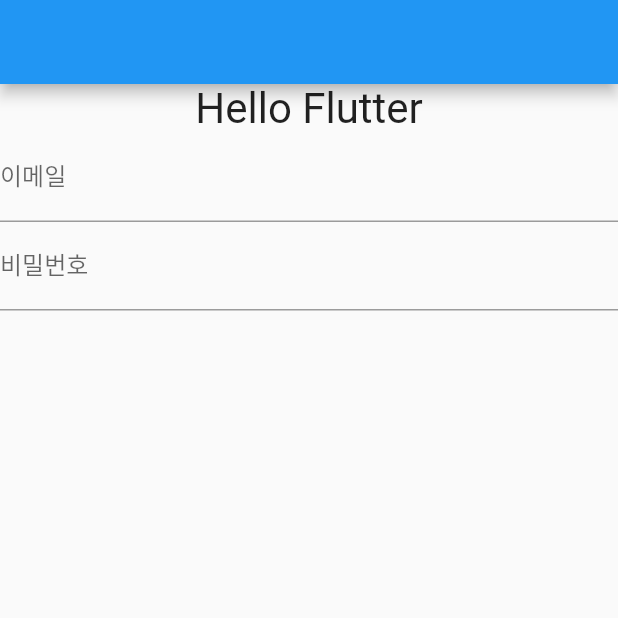
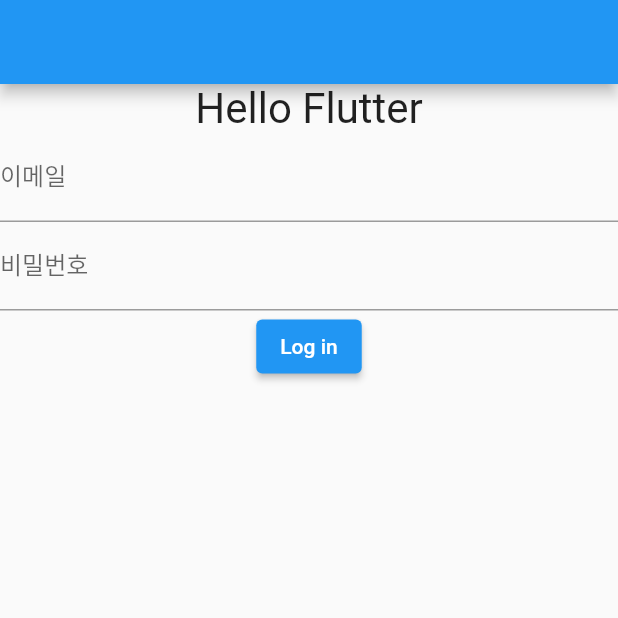
Before and after one commit to kim-sunah/flutter, a Flutter app: the screen it shows after launch, on a phone screen of 412 x 824 dp, the top half of it. Run offline on Flutter 3.47's test engine with Material 2 defaults, Android fonts, the phone set to English and light mode, and no system bars.

Commit message:
버튼추가

```diff
--- a/hello_flutter/lib/main.dart
+++ b/hello_flutter/lib/main.dart
@@ -32,6 +32,10 @@
                 labelText: "비밀번호",
               ),
             ),
+            ElevatedButton(
+              onPressed: () {},
+              child: Text('Log in'),
+            )
           ],
         ),
       ),
```
